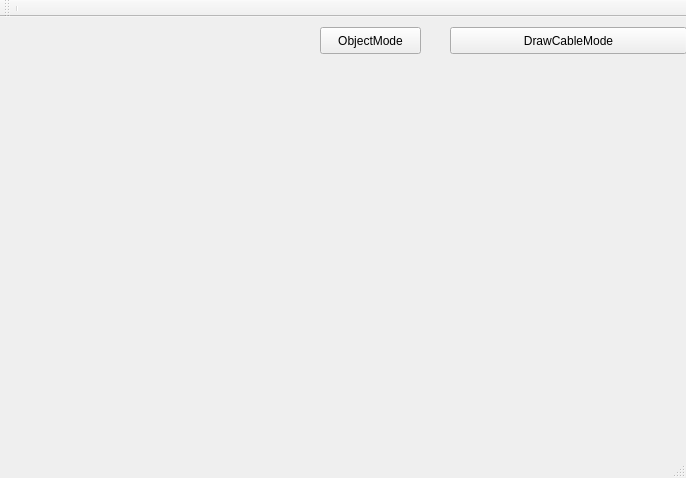
TheBestTvarynka/Q-ECD, file mainguiwindow.ui: the form before one commit.
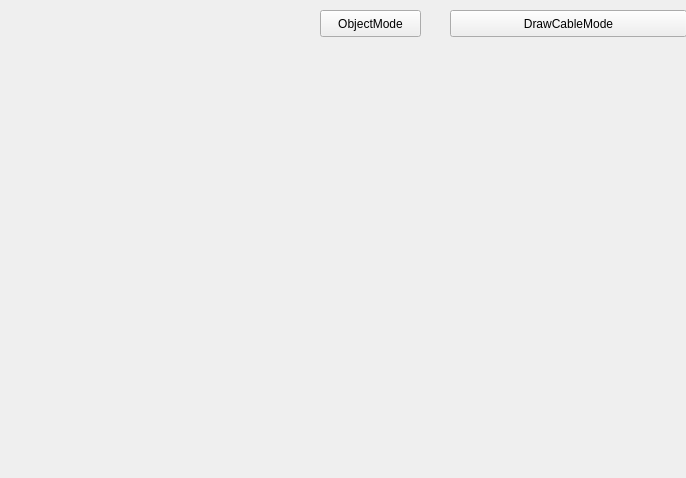
The form after the commit. Custom widgets are drawn as their Qt base class.

Commit message: StyleSeet for QListWidget

What changed in the file:
```diff
--- a/mainguiwindow.ui
+++ b/mainguiwindow.ui
@@ -67,16 +67,6 @@
     </rect>
    </property>
   </widget>
-  <widget class="QToolBar" name="mainToolBar">
-   <attribute name="toolBarArea">
-    <enum>TopToolBarArea</enum>
-   </attribute>
-   <attribute name="toolBarBreak">
-    <bool>false</bool>
-   </attribute>
-   <addaction name="separator"/>
-  </widget>
-  <widget class="QStatusBar" name="statusBar"/>
  </widget>
  <layoutdefault spacing="6" margin="11"/>
  <customwidgets>
```
The commit also changes 1 other file.
